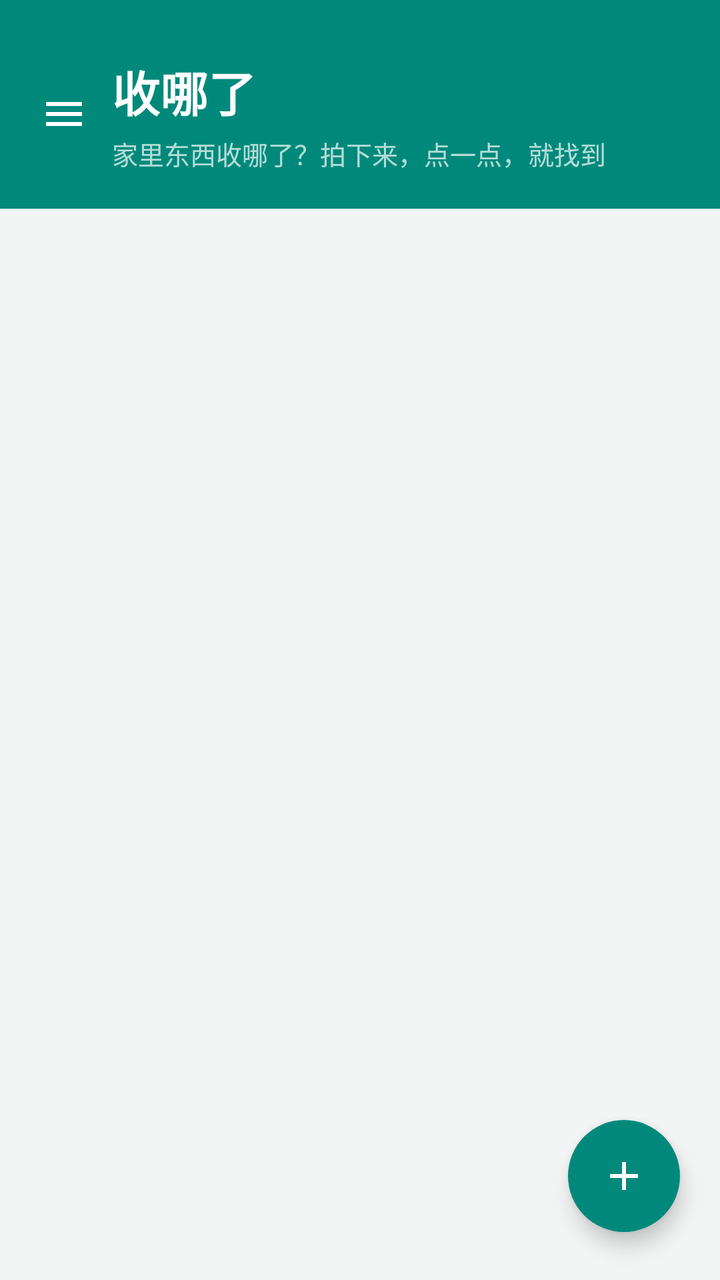
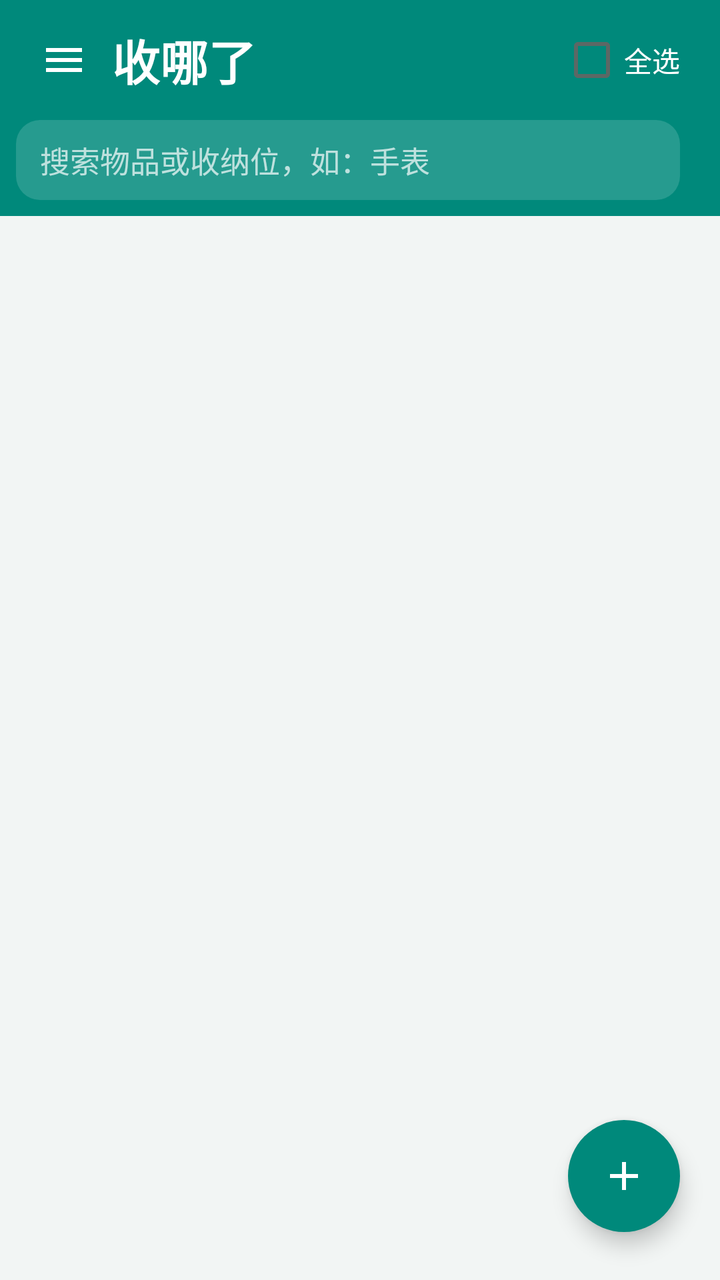

Two renders of the same Android screen: before a commit and after it. Below are the layout's source before the change and the commit's diff.
<!-- AndroidManifest.xml: application theme AppTheme -->
<!-- res/layout/activity_main.xml -->
<?xml version="1.0" encoding="utf-8"?>
<RelativeLayout xmlns:android="http://schemas.android.com/apk/res/android"
    android:layout_width="match_parent"
    android:layout_height="match_parent"
    android:background="@color/surface">

    <LinearLayout
        android:id="@+id/header"
        android:layout_width="match_parent"
        android:layout_height="wrap_content"
        android:orientation="vertical"
        android:background="@color/headerBg"
        android:paddingLeft="8dp"
        android:paddingRight="20dp"
        android:paddingTop="28dp"
        android:paddingBottom="18dp">

        <LinearLayout
            android:layout_width="match_parent"
            android:layout_height="wrap_content"
            android:orientation="horizontal">

            <ImageButton
                android:id="@+id/btnSidebar"
                android:layout_width="48dp"
                android:layout_height="48dp"
                android:layout_gravity="center_vertical"
                android:background="?android:attr/selectableItemBackgroundBorderless"
                android:scaleType="center"
                android:src="@drawable/ic_menu"
                android:contentDescription="@string/cd_open_menu" />

            <LinearLayout
                android:layout_width="0dp"
                android:layout_height="wrap_content"
                android:layout_weight="1"
                android:orientation="vertical">

                <TextView
                    android:layout_width="wrap_content"
                    android:layout_height="wrap_content"
                    android:text="@string/app_name"
                    android:textColor="@color/onHeader"
                    android:textSize="24sp"
                    android:textStyle="bold" />

                <TextView
                    android:layout_width="wrap_content"
                    android:layout_height="wrap_content"
                    android:layout_marginTop="4dp"
                    android:text="@string/app_slogan"
                    android:textColor="@color/onHeaderDim"
                    android:textSize="13sp" />
            </LinearLayout>
        </LinearLayout>
    </LinearLayout>

    <GridView
        android:id="@+id/grid"
        android:layout_width="match_parent"
        android:layout_height="match_parent"
        android:layout_below="@id/header"
        android:numColumns="2"
        android:paddingTop="16dp"
        android:paddingBottom="96dp"
        android:paddingLeft="16dp"
        android:paddingRight="16dp"
        android:horizontalSpacing="12dp"
        android:verticalSpacing="12dp"
        android:clipToPadding="false"
        android:scrollbars="none"
        android:listSelector="@android:color/transparent" />

    <TextView
        android:id="@+id/empty"
        android:layout_width="wrap_content"
        android:layout_height="wrap_content"
        android:layout_below="@id/header"
        android:layout_centerHorizontal="true"
        android:layout_marginTop="72dp"
        android:gravity="center"
        android:lineSpacingExtra="4dp"
        android:text="@string/main_empty"
        android:textColor="@color/onSurfaceVariant"
        android:textSize="15sp"
        android:visibility="gone" />

    <FrameLayout
        android:id="@+id/fab"
        android:layout_width="56dp"
        android:layout_height="56dp"
        android:layout_alignParentBottom="true"
        android:layout_alignParentRight="true"
        android:layout_marginRight="20dp"
        android:layout_marginBottom="24dp"
        android:background="@drawable/bg_fab"
        android:elevation="6dp">

        <ImageView
            android:layout_width="24dp"
            android:layout_height="24dp"
            android:layout_gravity="center"
            android:src="@drawable/ic_add"
            android:tint="@color/onPrimary"
            android:contentDescription="@string/cd_new_space" />
    </FrameLayout>
</RelativeLayout>
<!-- resources referenced by this layout -->
<resources>
  <color name="headerBg">#00897B</color>
  <color name="onHeader">#FFFFFF</color>
  <color name="onHeaderDim">#B3FFFFFF</color>
  <color name="onPrimary">#FFFFFF</color>
  <color name="onSurfaceVariant">#5C6865</color>
  <color name="surface">#F2F5F4</color>
  <!-- drawable ic_add (drawable) -->
  <?xml version="1.0" encoding="utf-8"?>
  <vector xmlns:android="http://schemas.android.com/apk/res/android"
      android:width="24dp" android:height="24dp"
      android:viewportWidth="24" android:viewportHeight="24">
      <path android:fillColor="#FFFFFFFF"
          android:pathData="M19,13h-6v6h-2v-6H5v-2h6V5h2v6h6V13z" />
  </vector>
  <string name="app_name">收哪了</string>
  <string name="app_slogan">家里东西收哪了？拍下来，点一点，就找到</string>
  <string name="cd_new_space">新建收纳空间</string>
  <string name="cd_open_menu">打开菜单</string>
  <string name="main_empty">还没有收纳空间\n点击右下角 ＋ 创建一个</string>
  <color name="primary">#00897B</color>
  <color name="statusBarBg">#00695C</color>
  <color name="dialogAccent">#00897B</color>
  <color name="controlHighlight">#1E00897B</color>
  <color name="navBarBg">#00695C</color>
  <color name="onSurface">#1C2321</color>
  <style name="AppDialog" parent="@android:style/Theme.Material.Light.Dialog.Alert">
          <item name="android:colorAccent">@color/dialogAccent</item>
          <item name="android:colorControlActivated">@color/dialogAccent</item>
      </style>
  <!-- unchanged entries left out for length: 3 -->
</resources>

<!-- the commit's change to res/layout/activity_main.xml (unified diff, before → after) -->
@@ -12,8 +12,8 @@
         android:background="@color/headerBg"
         android:paddingLeft="8dp"
         android:paddingRight="20dp"
-        android:paddingTop="28dp"
-        android:paddingBottom="18dp">
+        android:paddingTop="6dp"
+        android:paddingBottom="6dp">
 
         <LinearLayout
             android:layout_width="match_parent"
@@ -34,25 +34,51 @@
                 android:layout_width="0dp"
                 android:layout_height="wrap_content"
                 android:layout_weight="1"
+                android:layout_gravity="center_vertical"
                 android:orientation="vertical">
 
                 <TextView
+                    android:id="@+id/tvTitle"
                     android:layout_width="wrap_content"
                     android:layout_height="wrap_content"
                     android:text="@string/app_name"
                     android:textColor="@color/onHeader"
                     android:textSize="24sp"
                     android:textStyle="bold" />
-
-                <TextView
-                    android:layout_width="wrap_content"
-                    android:layout_height="wrap_content"
-                    android:layout_marginTop="4dp"
-                    android:text="@string/app_slogan"
-                    android:textColor="@color/onHeaderDim"
-                    android:textSize="13sp" />
             </LinearLayout>
+
+            <CheckBox
+                android:id="@+id/cbSelectAll"
+                android:layout_width="wrap_content"
+                android:layout_height="wrap_content"
+                android:layout_gravity="center_vertical"
+                android:text="@string/select_all"
+                android:textColor="@color/onHeader"
+                android:textSize="14sp" />
         </LinearLayout>
+
+        
+        <EditText
+            android:id="@+id/etSearch"
+            android:layout_width="match_parent"
+            android:layout_height="wrap_content"
+            android:layout_marginTop="6dp"
+            android:layout_marginBottom="2dp"
+            android:background="@drawable/bg_search_header"
+            android:drawablePadding="8dp"
+            android:hint="@string/search_hint"
+            android:imeOptions="actionSearch"
+            android:inputType="text"
+            android:maxLines="1"
+            android:paddingLeft="12dp"
+            android:paddingRight="12dp"
+            android:paddingTop="9dp"
+            android:paddingBottom="9dp"
+            android:textColor="@color/onHeader"
+            android:textColorHint="@color/onHeaderDim"
+            android:textCursorDrawable="@drawable/cursor_search"
+            android:textSize="15sp"
+            android:contentDescription="@string/cd_search" />
     </LinearLayout>
 
     <GridView
@@ -104,4 +130,79 @@
             android:tint="@color/onPrimary"
             android:contentDescription="@string/cd_new_space" />
     </FrameLayout>
+
+    
+    <LinearLayout
+        android:id="@+id/selBar"
+        android:layout_width="match_parent"
+        android:layout_height="wrap_content"
+        android:layout_alignParentBottom="true"
+        android:layout_marginLeft="16dp"
+        android:layout_marginRight="16dp"
+        android:layout_marginBottom="20dp"
+        android:background="@drawable/bg_sel_bar"
+        android:elevation="6dp"
+        android:orientation="horizontal"
+        android:padding="6dp"
+        android:visibility="gone">
+
+        <TextView
+            android:id="@+id/btnSelCancel"
+            android:layout_width="0dp"
+            android:layout_height="48dp"
+            android:layout_weight="1"
+            android:background="@drawable/bg_row"
+            android:gravity="center"
+            android:text="@string/btn_cancel"
+            android:textColor="@color/primary"
+            android:textSize="15sp" />
+
+        <TextView
+            android:id="@+id/btnSelDelete"
+            android:layout_width="0dp"
+            android:layout_height="48dp"
+            android:layout_marginLeft="6dp"
+            android:layout_weight="1"
+            android:background="@drawable/bg_btn_danger"
+            android:gravity="center"
+            android:text="@string/btn_delete"
+            android:textColor="@color/onPrimary"
+            android:textSize="15sp"
+            android:textStyle="bold" />
+    </LinearLayout>
+
+    
+    <LinearLayout
+        android:id="@+id/searchPanel"
+        android:layout_width="match_parent"
+        android:layout_height="wrap_content"
+        android:layout_below="@id/header"
+        android:layout_marginLeft="12dp"
+        android:layout_marginRight="12dp"
+        android:layout_marginTop="8dp"
+        android:background="@drawable/bg_dialog"
+        android:elevation="8dp"
+        android:orientation="vertical"
+        android:visibility="gone">
+
+        <ListView
+            android:id="@+id/searchList"
+            android:layout_width="match_parent"
+            android:layout_height="wrap_content"
+            android:divider="@null"
+            android:paddingTop="6dp"
+            android:paddingBottom="6dp"
+            android:scrollbars="none" />
+
+        <TextView
+            android:id="@+id/searchEmpty"
+            android:layout_width="match_parent"
+            android:layout_height="wrap_content"
+            android:gravity="center"
+            android:padding="20dp"
+            android:text="@string/search_empty"
+            android:textColor="@color/onSurfaceVariant"
+            android:textSize="14sp"
+            android:visibility="gone" />
+    </LinearLayout>
 </RelativeLayout>
<!-- resource entries referenced after the edit -->
@@ -6,6 +6,53 @@
   <color name="onPrimary">#FFFFFF</color>
   <color name="onSurfaceVariant">#5C6865</color>
   <color name="surface">#F2F5F4</color>
+  <!-- drawable bg_btn_danger (drawable) -->
+  <?xml version="1.0" encoding="utf-8"?>
+  <ripple xmlns:android="http://schemas.android.com/apk/res/android"
+      android:color="#40FFFFFF">
+      <item>
+          <shape android:shape="rectangle">
+              <solid android:color="@color/danger" />
+              <corners android:radius="24dp" />
+          </shape>
+      </item>
+  </ripple>
+  <!-- drawable bg_dialog (drawable) -->
+  <?xml version="1.0" encoding="utf-8"?>
+  <shape xmlns:android="http://schemas.android.com/apk/res/android" android:shape="rectangle">
+      <solid android:color="@color/cardBg" />
+      <corners android:radius="24dp" />
+  </shape>
+  <!-- drawable bg_row (drawable) -->
+  <?xml version="1.0" encoding="utf-8"?>
+  <ripple xmlns:android="http://schemas.android.com/apk/res/android"
+      android:color="@color/controlHighlight">
+      <item android:id="@android:id/mask">
+          <shape android:shape="rectangle">
+              <solid android:color="#FFFFFF" />
+              <corners android:radius="14dp" />
+          </shape>
+      </item>
+  </ripple>
+  <!-- drawable bg_search_header (drawable) -->
+  <?xml version="1.0" encoding="utf-8"?>
+  <shape xmlns:android="http://schemas.android.com/apk/res/android" android:shape="rectangle">
+      <solid android:color="#26FFFFFF" />
+      <corners android:radius="12dp" />
+  </shape>
+  <!-- drawable bg_sel_bar (drawable) -->
+  <?xml version="1.0" encoding="utf-8"?>
+  <shape xmlns:android="http://schemas.android.com/apk/res/android" android:shape="rectangle">
+      <solid android:color="@color/cardBg" />
+      <corners android:radius="28dp" />
+      <stroke android:width="1dp" android:color="@color/outlineVariant" />
+  </shape>
+  <!-- drawable cursor_search (drawable) -->
+  <?xml version="1.0" encoding="utf-8"?>
+  <shape xmlns:android="http://schemas.android.com/apk/res/android" android:shape="rectangle">
+      <size android:width="2dp" />
+      <solid android:color="@color/onHeader" />
+  </shape>
   <!-- drawable ic_add (drawable) -->
   <?xml version="1.0" encoding="utf-8"?>
   <vector xmlns:android="http://schemas.android.com/apk/res/android"
@@ -15,19 +62,28 @@
           android:pathData="M19,13h-6v6h-2v-6H5v-2h6V5h2v6h6V13z" />
   </vector>
   <string name="app_name">收哪了</string>
-  <string name="app_slogan">家里东西收哪了？拍下来，点一点，就找到</string>
+  <string name="btn_cancel">取消</string>
+  <string name="btn_delete">删除</string>
   <string name="cd_new_space">新建收纳空间</string>
   <string name="cd_open_menu">打开菜单</string>
+  <string name="cd_search">搜索</string>
   <string name="main_empty">还没有收纳空间\n点击右下角 ＋ 创建一个</string>
+  <string name="search_empty">没有找到相关内容</string>
+  <string name="search_hint">搜索物品或收纳位，如：手表</string>
+  <string name="select_all">全选</string>
+  <color name="danger">#E53935</color>
+  <color name="cardBg">#FFFFFF</color>
   <color name="primary">#00897B</color>
   <color name="statusBarBg">#00695C</color>
   <color name="dialogAccent">#00897B</color>
   <color name="controlHighlight">#1E00897B</color>
+  <color name="outlineVariant">#E2E8E6</color>
   <color name="navBarBg">#00695C</color>
   <color name="onSurface">#1C2321</color>
   <style name="AppDialog" parent="@android:style/Theme.Material.Light.Dialog.Alert">
           <item name="android:colorAccent">@color/dialogAccent</item>
           <item name="android:colorControlActivated">@color/dialogAccent</item>
+          <item name="android:windowBackground">@drawable/bg_dialog</item>
       </style>
   <!-- unchanged entries left out for length: 3 -->
 </resources>
